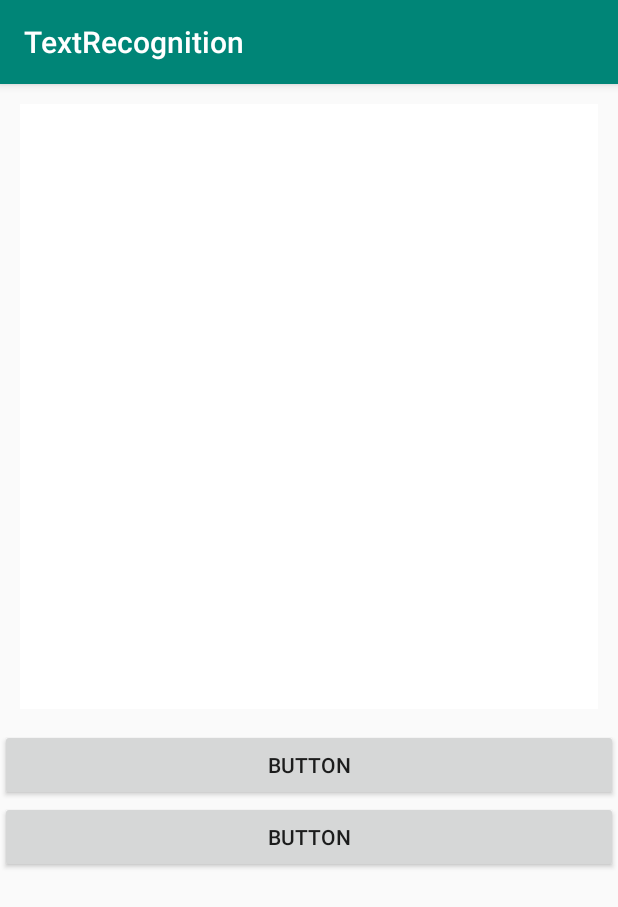
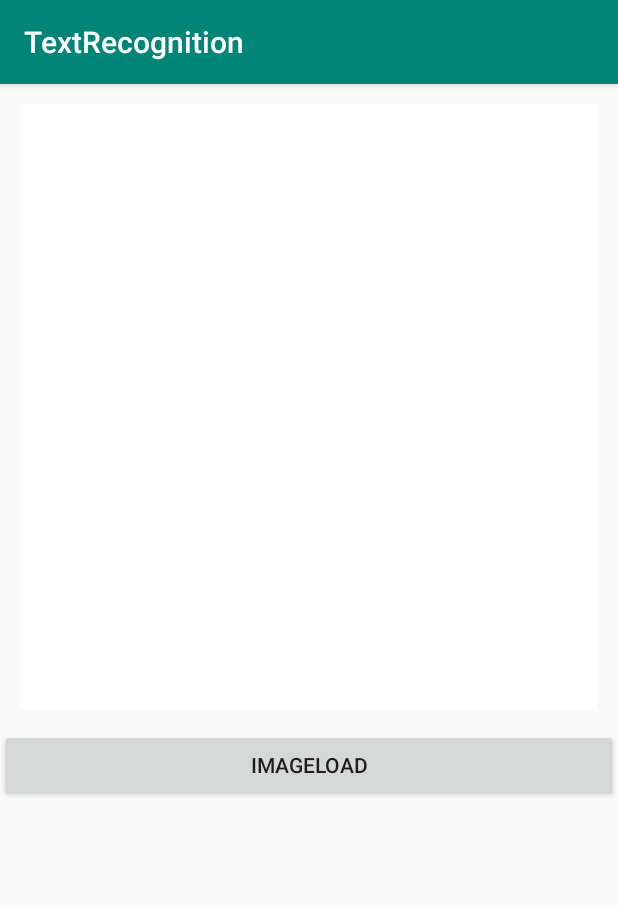
Before and after one commit to APinCan/Android_Opencv, an Android app: the screen it shows after launch (MainActivity), on a phone screen of 412 x 824 dp. Shown: the top 907 px of the screen. Run offline under Robolectric (Android 15) with nearby library versions, the phone set to English and light mode, and no system bars.

Commit message:
이미지 불러오기까지 확인

```diff
--- a/app/src/main/res/layout/activity_main.xml
+++ b/app/src/main/res/layout/activity_main.xml
@@ -20,15 +20,10 @@
         android:orientation="vertical">
 
         <Button
-            android:id="@+id/button"
+            android:id="@+id/btnload"
             android:layout_width="match_parent"
             android:layout_height="wrap_content"
-            android:text="Button" />
+            android:text="ImageLoad" />
 
-        <Button
-            android:id="@+id/button2"
-            android:layout_width="match_parent"
-            android:layout_height="wrap_content"
-            android:text="Button" />
     </LinearLayout>
 </LinearLayout>
```
Also changed, not shown: app/src/main/java/com/example/textrecognition/MainActivity.java (+38 -3 lines).
